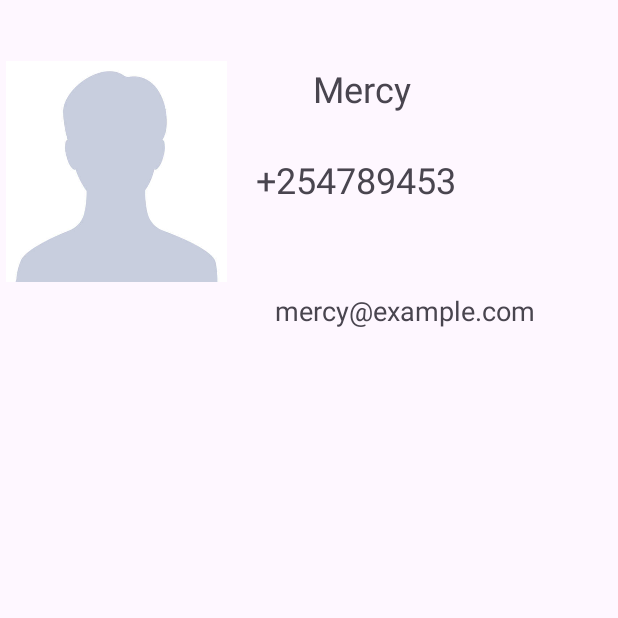
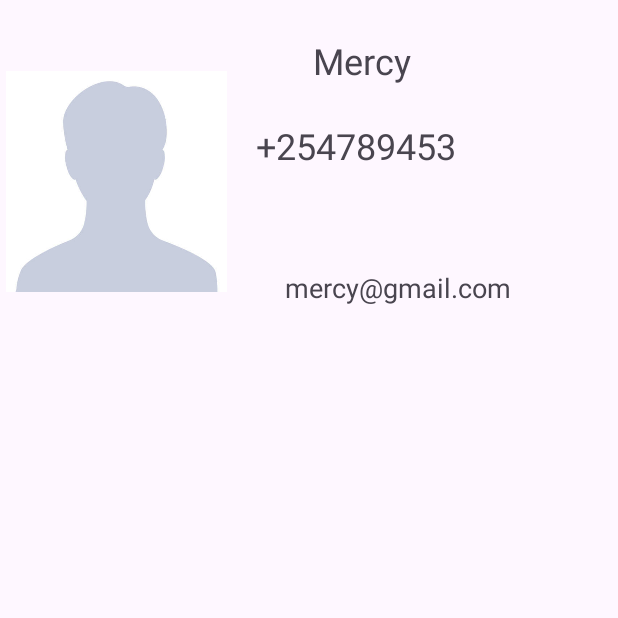
Before and after one commit to Rabecca-Chepkemboi/kt-contact-list, an Android app: the screen it shows after launch (MainActivity), on a phone screen of 412 x 824 dp, the top half of it. Run offline under Robolectric (Android 15) with nearby library versions, the phone set to English and light mode, and no system bars.

Commit message:
added more contact lists

```diff
--- a/app/build.gradle
+++ b/app/build.gradle
@@ -41,4 +41,5 @@ dependencies {
     testImplementation 'junit:junit:4.13.2'
     androidTestImplementation 'androidx.test.ext:junit:1.1.5'
     androidTestImplementation 'androidx.test.espresso:espresso-core:3.5.1'
+    implementation 'com.squareup.picasso:picasso:2.8'
 }
--- a/app/src/main/AndroidManifest.xml
+++ b/app/src/main/AndroidManifest.xml
@@ -1,6 +1,8 @@
 <?xml version="1.0" encoding="utf-8"?>
 <manifest xmlns:android="http://schemas.android.com/apk/res/android"
     xmlns:tools="http://schemas.android.com/tools">
+
+    <uses-permission android:name="android.permission.INTERNET"/>
 
     <application
         android:allowBackup="true"
--- a/app/src/main/java/com/example/contactslist/ContactRVAdapter.kt
+++ b/app/src/main/java/com/example/contactslist/ContactRVAdapter.kt
@@ -17,10 +17,13 @@ RecyclerView.Adapter<ContactRVAdapter.ViewHolder>(){
     }
     override fun onBindViewHolder(holder: ContactRVAdapter.ViewHolder, position: Int) {
         val contact = contactList[position]
+//        var binding = holder.binding
         holder.itemView.findViewById<ImageView>(R.id.ivAvatar).setImageResource(contact.imageResId)
         holder.itemView.findViewById<TextView>(R.id.tvName).text = contact.firstName
         holder.itemView.findViewById<TextView>(R.id.tvEmail).text = contact.email
         holder.itemView.findViewById<TextView>(R.id.tvPhoneNumber).text = contact.phoneNumber
+//        picasso.get().load(contact.image).resize(80, 80).into(binding.ivContact)
+//            .centreCrop
     }
     override fun getItemCount(): Int{
         return contactList.size
--- a/app/src/main/java/com/example/contactslist/MainActivity.kt
+++ b/app/src/main/java/com/example/contactslist/MainActivity.kt
@@ -10,9 +10,12 @@ class MainActivity : AppCompatActivity() {
         super.onCreate(savedInstanceState)
         setContentView(R.layout.activity_main)
         val contacts = mutableListOf(
-            ContactData( "Mercy", "mercy@example.com", "+254789453", imageResId = R.drawable.avatar),
+            ContactData( "Mercy", "mercy@gmail.com", "+254789453", imageResId = R.drawable.avatar),
             ContactData("Clarah",  "clarah@gmail.com", "+2567894532", imageResId = R.drawable.avatar),
             ContactData("Ann","ann@gmail.com","0785645342", imageResId = R.drawable.avatar),
+            ContactData("Daisy", "daisy@gmail.com", "074356287", imageResId = R.drawable.avatar),
+            ContactData("Morgan", "morgan@gmail.com", "073254760", imageResId = R.drawable.avatar),
+            ContactData("John", "john@gmail.com", "0712456789", imageResId = R.drawable.avatar),
             ContactData("Issabellah" ,"issabellah@gmail.com", "072536378", imageResId = R.drawable.avatar ),
             ContactData( "Vince", "vince@gmail.com",  "075649384", imageResId = R.drawable.avatar),
             ContactData("Ambrose", "ambrose@gmai.com", "0798032356", imageResId = R.drawable.avatar),
--- a/app/src/main/res/layout/activity_main.xml
+++ b/app/src/main/res/layout/activity_main.xml
@@ -10,8 +10,7 @@
         android:id="@+id/rvContact"
         android:layout_width="0dp"
         android:layout_height="0dp"
-        android:layout_marginStart="0dp"
-        android:layout_marginTop="1dp"
+        android:layout_marginTop="8dp"
         android:layout_marginEnd="1dp"
         android:layout_marginBottom="1dp"
         app:layout_constraintBottom_toBottomOf="parent"
--- a/app/src/main/res/layout/contact_list_item.xml
+++ b/app/src/main/res/layout/contact_list_item.xml
@@ -24,7 +24,7 @@
         android:layout_width="wrap_content"
         android:layout_height="wrap_content"
         android:layout_marginStart="61dp"
-        android:layout_marginTop="41dp"
+        android:layout_marginTop="16dp"
         android:layout_marginEnd="141dp"
         android:layout_marginBottom="28dp"
         android:text="Chepkemboi"
@@ -39,7 +39,7 @@
         android:layout_width="wrap_content"
         android:layout_height="wrap_content"
         android:layout_marginStart="57dp"
-        android:layout_marginTop="28dp"
+        android:layout_marginTop="24dp"
         android:layout_marginEnd="145dp"
         android:text="07435678426"
         android:textSize="24sp"
```
